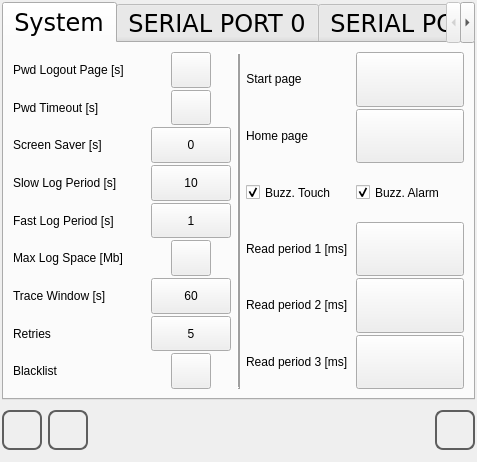
This is qt_library/ATCMsystem/system_ini.ui in MECTsrl/mect_plugins as Qt 5 draws it before an edit. The edited form follows.
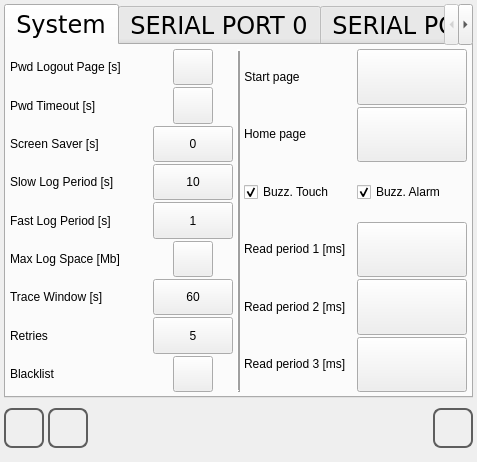
This is the edited form. The open tabs and pages were chosen to show the change. Icons and pictures are not drawn.

```diff
--- a/qt_library/ATCMsystem/system_ini.ui
+++ b/qt_library/ATCMsystem/system_ini.ui
@@ -27,7 +27,7 @@
     <number>0</number>
    </property>
    <property name="margin">
-    <number>2</number>
+    <number>4</number>
    </property>
    <item>
     <widget class="Line" name="line_7">
@@ -134,6 +134,12 @@
        <string>System</string>
       </attribute>
       <layout class="QHBoxLayout" name="horizontalLayout">
+       <property name="spacing">
+        <number>4</number>
+       </property>
+       <property name="margin">
+        <number>4</number>
+       </property>
        <item>
         <layout class="QGridLayout" name="gridLayout">
          <property name="sizeConstraint">
@@ -2352,7 +2358,7 @@
    <item>
     <layout class="QHBoxLayout" name="horizontalLayout_3">
      <property name="spacing">
-      <number>6</number>
+      <number>4</number>
      </property>
      <item>
       <widget class="QPushButton" name="pushButtonHome">
```
Left out of the diff: 46 changed lines with no effect on the pictures.
